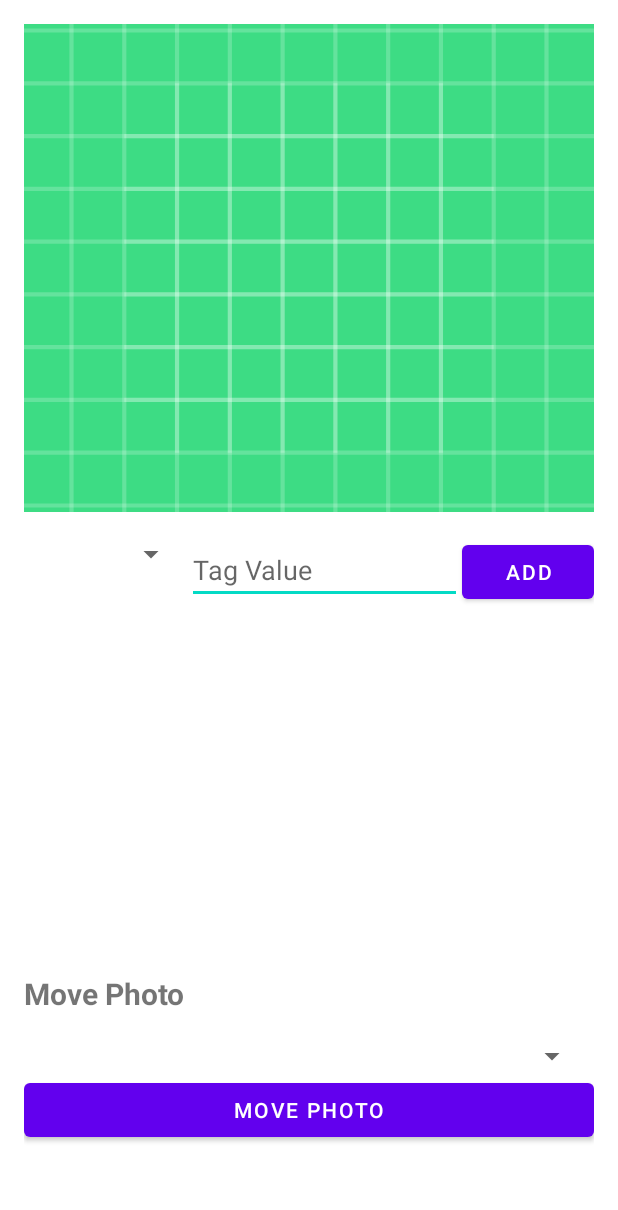
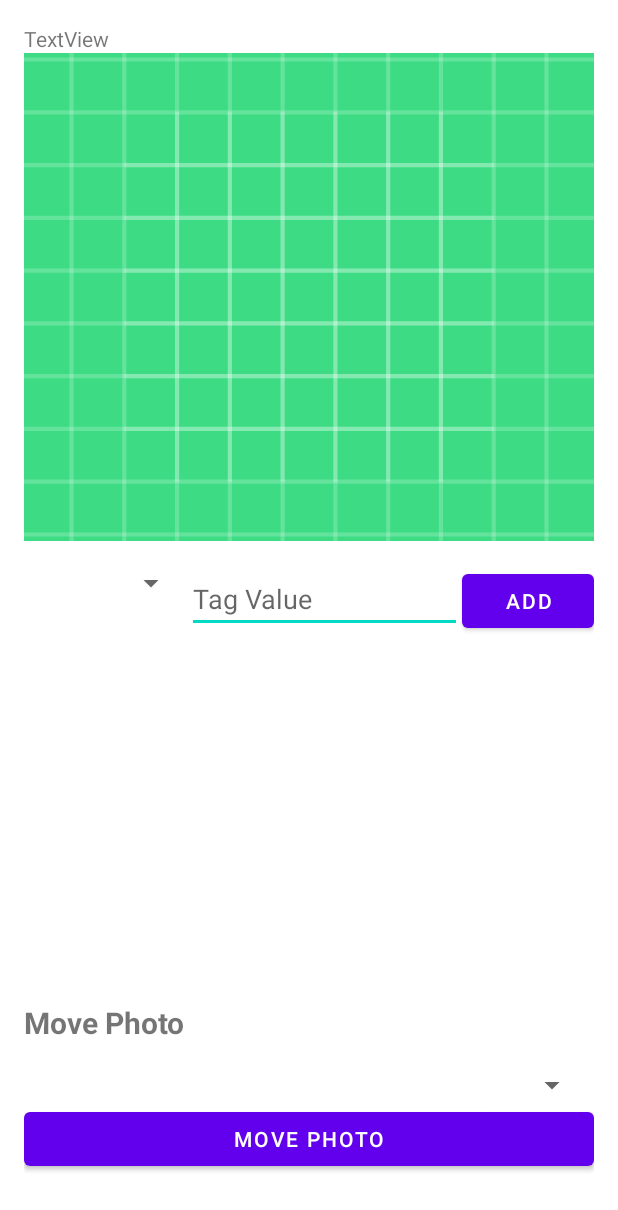
Before and after one commit to NoHaxJustCode/PhotoApp, an Android app: the layout photo_open.xml on its own in the app's theme, with its tools: preview values and no code run, on a phone screen of 412 x 824 dp. Shown: the top 1210 px of the screen. Run offline under Robolectric (Android 15) with nearby library versions, the phone set to English and light mode, and no system bars.

Commit message:
Updated UI and Photo class to allow for image name to be shown

```diff
--- a/app/src/main/java/com/example/photoapp/PhotoActivity.java
+++ b/app/src/main/java/com/example/photoapp/PhotoActivity.java
@@ -11,6 +11,7 @@ import android.widget.EditText;
 import android.widget.ImageView;
 import android.widget.ListView;
 import android.widget.Spinner;
+import android.widget.TextView;
 
 import androidx.appcompat.app.ActionBar;
 import androidx.appcompat.app.AlertDialog;
@@ -31,6 +32,7 @@ import java.util.List;
 public class PhotoActivity extends AppCompatActivity {
 
     private ImageView imageView;
+    private TextView textView;
     private List<Album> albums;
     private int currAlbum;
     private int position;
@@ -75,6 +77,7 @@ public class PhotoActivity extends AppCompatActivity {
         imageView = findViewById(R.id.photo_image);
         tagListView = findViewById(R.id.tag_listview);
         moveButton = findViewById(R.id.moveButton);
+        textView = findViewById(R.id.textView);
 
 
         // Extract extras from intent
@@ -112,6 +115,7 @@ public class PhotoActivity extends AppCompatActivity {
         albumSpinner.setAdapter(albumAdapter);
 
         Photo photo = albums.get(currAlbum).getPhotos().get(position);
+        textView.setText(photo.getName());
         List<Tag> tags = photo.getTags();
         TagAdapter tagAdapter2 = new TagAdapter(PhotoActivity.this, tags, albums, currAlbum, path);
         tagListView.setAdapter(tagAdapter2);
--- a/app/src/main/java/com/example/photoapp/model/Photo.java
+++ b/app/src/main/java/com/example/photoapp/model/Photo.java
@@ -10,16 +10,20 @@ public class Photo implements Serializable {
     private SerializedImage image;
     private ArrayList<Tag> tags;
     private static final long serialVersionUID = 2345L;
+    private String name;
 
 
-    public Photo(Bitmap image, ArrayList<Tag> tags) {
+    public Photo(Bitmap image, String name, ArrayList<Tag> tags) {
         this.image = new SerializedImage(image);
         this.tags = tags;
+        this.name = name;
     }
 
     public List<Tag> getTags() {
         return tags;
     }
+
+    public String getName() { return name; }
 
     public void setTags(ArrayList<Tag> tags) {
         this.tags = tags;
--- a/app/src/main/java/com/example/photoapp/model/PhotoAdapter.java
+++ b/app/src/main/java/com/example/photoapp/model/PhotoAdapter.java
@@ -10,6 +10,7 @@ import android.widget.AbsListView;
 import android.widget.BaseAdapter;
 import android.widget.Button;
 import android.widget.ImageView;
+import android.widget.TextView;
 
 import com.example.photoapp.PhotoActivity;
 import com.example.photoapp.R;
--- a/app/src/main/res/layout/photo_open.xml
+++ b/app/src/main/res/layout/photo_open.xml
@@ -7,6 +7,12 @@
         android:layout_height="match_parent"
         android:orientation="vertical"
         android:padding="16dp">
+
+        <TextView
+            android:id="@+id/textView"
+            android:layout_width="match_parent"
+            android:layout_height="wrap_content"
+            android:text="TextView" />
 
         <ImageView
             android:id="@+id/photo_image"
```
Also changed, not shown: app/src/main/java/com/example/photoapp/AlbumHome.java (+12 -1 lines).
